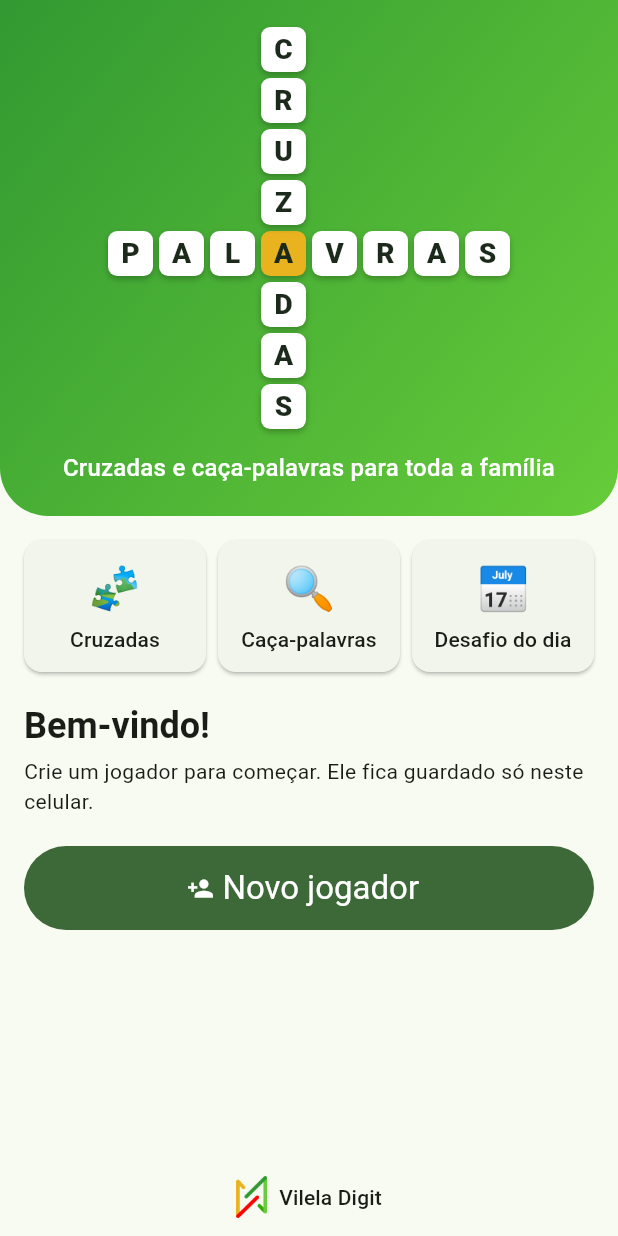
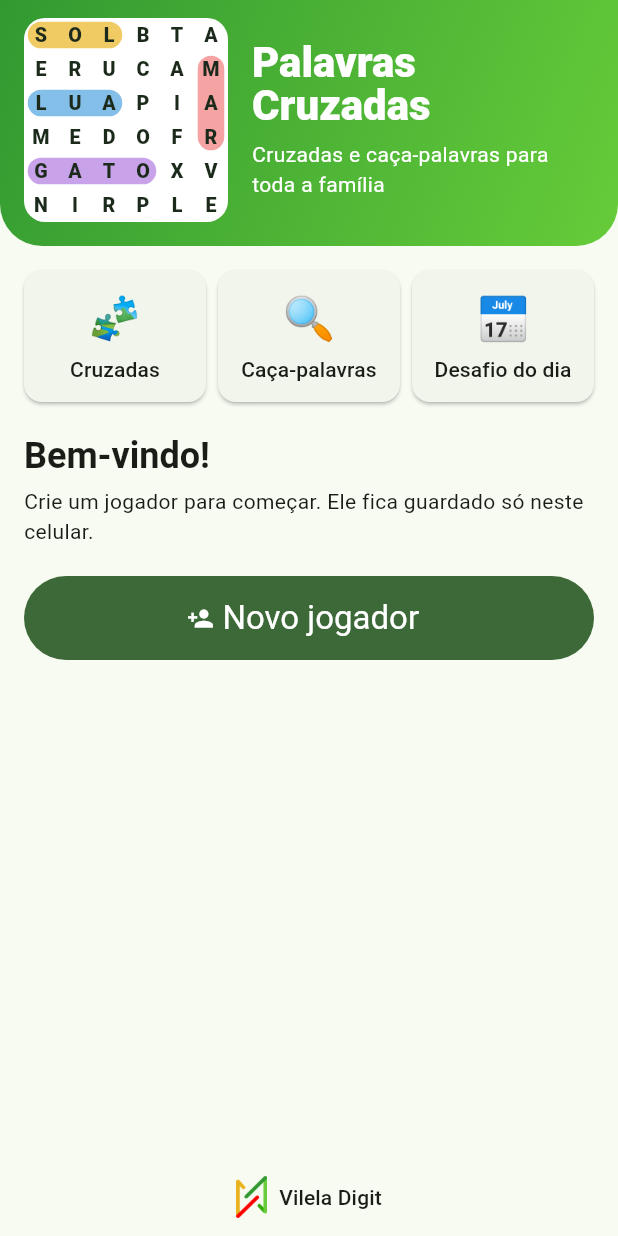
Before and after one commit to fjackvil/app_palavras_cruzadas, a Flutter app: the screen it shows after launch, on a phone screen of 412 x 824 dp. Run offline on Flutter 3.47's test engine with Material 3 defaults, Android fonts, the phone set to English and light mode, and no system bars; our stand-ins replace drift, drift_flutter, image_picker, material_ui; accounts and stored records are empty; generated files the repository leaves out were written again; project files that could hold a hidden picture were left out.

Commit message:
Abertura: cabeçalho compacto com um caça-palavras animado
Co-Authored-By: Claude Opus 5.5 <noreply@anthropic.com>

```diff
--- a/app/lib/widgets/cabecalho_cruzado.dart
+++ b/app/lib/widgets/cabecalho_cruzado.dart
@@ -1,11 +1,9 @@
-import 'dart:math';
-
 import 'package:material_ui/material_ui.dart';
 
 import '../app.dart';
 
-/// Cabeçalho da tela de abertura: PALAVRAS e CRUZADAS se cruzando, com as
-/// casas caindo uma a uma ao abrir o app.
+/// Cabeçalho da tela de abertura: o nome do app ao lado de um pequeno
+/// caça-palavras, com as palavras achadas sendo marcadas ao abrir.
 class CabecalhoCruzado extends StatefulWidget {
   const CabecalhoCruzado({super.key, this.subtitulo});
 
@@ -15,48 +13,12 @@ class CabecalhoCruzado extends StatefulWidget {
   State<CabecalhoCruzado> createState() => _CabecalhoCruzadoState();
 }
 
-/// Uma casa do desenho: linha, coluna, letra e ordem em que aparece.
-typedef _Casa = ({int linha, int coluna, String letra, int ordem});
-
 class _CabecalhoCruzadoState extends State<CabecalhoCruzado>
     with SingleTickerProviderStateMixin {
-  static const _horizontal = 'PALAVRAS';
-  static const _vertical = 'CRUZADAS';
-
-  /// PALAVRAS na linha 4; CRUZADAS na coluna 3. Elas se cruzam no A
-  /// (4ª letra de PALAVRAS e 5ª de CRUZADAS).
-  static const _linhaH = 4;
-  static const _colunaV = 3;
-  static const _lado = 8;
-
-  late final List<_Casa> _casas = _montar();
   late final AnimationController _anim = AnimationController(
     vsync: this,
-    duration: const Duration(milliseconds: 1600),
+    duration: const Duration(milliseconds: 1800),
   )..forward();
-
-  static List<_Casa> _montar() {
-    final casas = <_Casa>[];
-    var ordem = 0;
-    for (var c = 0; c < _horizontal.length; c++) {
-      casas.add((
-        linha: _linhaH,
-        coluna: c,
-        letra: _horizontal[c],
-        ordem: ordem++,
-      ));
-    }
-    for (var l = 0; l < _vertical.length; l++) {
-      if (l == _linhaH) continue; // o A do cruzamento já entrou
-      casas.add((
-        linha: l,
-        coluna: _colunaV,
-        letra: _vertical[l],
-        ordem: ordem++,
-      ));
-    }
-    return casas;
-  }
 
   @override
   void dispose() {
@@ -74,90 +36,123 @@ class _CabecalhoCruzadoState extends State<CabecalhoCruzado>
           end: Alignment.bottomRight,
           colors: [CoresMarca.verde, CoresMarca.verdeClaro],
         ),
-        borderRadius: BorderRadius.vertical(bottom: Radius.circular(32)),
+        borderRadius: BorderRadius.vertical(bottom: Radius.circular(28)),
       ),
       child: SafeArea(
         bottom: false,
         child: Padding(
-          padding: const EdgeInsets.fromLTRB(16, 16, 16, 20),
-          child: Column(
+          padding: const EdgeInsets.fromLTRB(16, 12, 16, 16),
+          child: Row(
             children: [
-              LayoutBuilder(
-                builder: (context, box) {
-                  final casa = min(box.maxWidth / (_lado + 0.5), 34.0);
-                  return SizedBox(
-                    width: casa * _lado,
-                    height: casa * _lado,
+              SizedBox(
+                width: 136,
+                height: 136,
                 child: AnimatedBuilder(
                   animation: _anim,
-                      builder: (context, _) => Stack(
-                        children: [for (final c in _casas) _casa(c, casa)],
+                  builder: (context, _) =>
+                      CustomPaint(painter: _MiniCaca(progresso: _anim.value)),
                 ),
               ),
-                  );
-                },
+              const SizedBox(width: 16),
+              Expanded(
+                child: Column(
+                  crossAxisAlignment: CrossAxisAlignment.start,
+                  children: [
+                    Text(
+                      'Palavras\nCruzadas',
+                      style: texto.headlineMedium?.copyWith(
+                        color: Colors.white,
+                        fontWeight: FontWeight.w800,
+                        height: 1.05,
+                      ),
                     ),
                     if (widget.subtitulo != null) ...[
-                const SizedBox(height: 12),
+                      const SizedBox(height: 8),
                       Text(
                         widget.subtitulo!,
-                  textAlign: TextAlign.center,
-                  style: texto.titleMedium?.copyWith(color: Colors.white),
+                        style: texto.bodyMedium?.copyWith(color: Colors.white),
                       ),
                     ],
+                  ],
+                ),
+              ),
             ],
           ),
         ),
       ),
     );
   }
+}
 
-  Widget _casa(_Casa c, double lado) {
-    final total = _casas.length;
-    // Cada casa cai num pedaço do tempo, uma depois da outra.
-    final inicio = c.ordem / (total + 4);
-    final fim = (c.ordem + 5) / (total + 4);
-    final t = Curves.easeOutBack.transform(
-      ((_anim.value - inicio) / (fim - inicio)).clamp(0.0, 1.0),
+/// Um caça-palavras 6×6 de enfeite, com SOL, LUA e MAR escondidas. As
+/// marcações aparecem uma depois da outra conforme [progresso] vai de 0 a 1.
+class _MiniCaca extends CustomPainter {
+  _MiniCaca({required this.progresso});
+
+  final double progresso;
+
+  static const _letras = [
+    'SOLBTA',
+    'ERUCAM',
+    'LUAPIA',
+    'MEDOFR',
+    'GATOXV',
+    'NIRPLE',
+  ];
+
+  /// (linha, coluna) do início e do fim de cada palavra, e a cor.
+  static const _palavras = [
+    ((0, 0), (0, 2), CoresMarca.amarelo), // SOL →
+    ((2, 0), (2, 2), Color(0xFF4FA3E0)), // LUA →
+    ((1, 5), (3, 5), Color(0xFFF07C7C)), // MAR ↓
+    ((4, 0), (4, 3), Color(0xFFB07CE0)), // GATO →
+  ];
+
+  @override
+  void paint(Canvas canvas, Size size) {
+    final n = _letras.length;
+    final lado = size.width / n;
+    Offset centro((int, int) c) =>
+        Offset((c.$2 + 0.5) * lado, (c.$1 + 0.5) * lado);
+
+    canvas.drawRRect(
+      RRect.fromRectAndRadius(Offset.zero & size, const Radius.circular(14)),
+      Paint()..color = Colors.white,
     );
-    final cruzamento = c.linha == _linhaH && c.coluna == _colunaV;
-    return Positioned(
-      left: c.coluna * lado,
-      top: c.linha * lado,
-      width: lado,
-      height: lado,
-      child: Opacity(
-        opacity: t.clamp(0.0, 1.0),
-        child: Transform.translate(
-          offset: Offset(0, (1 - t) * -lado),
-          child: Transform.scale(
-            scale: 0.6 + 0.4 * t,
-            child: Container(
-              margin: const EdgeInsets.all(2),
-              decoration: BoxDecoration(
-                color: cruzamento ? CoresMarca.amarelo : Colors.white,
-                borderRadius: BorderRadius.circular(lado * 0.18),
-                boxShadow: const [
-                  BoxShadow(
-                    color: Colors.black26,
-                    blurRadius: 3,
-                    offset: Offset(0, 2),
-                  ),
-                ],
-              ),
-              alignment: Alignment.center,
-              child: Text(
-                c.letra,
-                style: TextStyle(
-                  fontSize: lado * 0.55,
+
+    for (var i = 0; i < _palavras.length; i++) {
+      final (a, b, cor) = _palavras[i];
+      // Cada palavra é "riscada" num trecho da animação.
+      final t = ((progresso - 0.15 - i * 0.18) / 0.25).clamp(0.0, 1.0);
+      if (t == 0) continue;
+      final inicio = centro(a);
+      final fim = Offset.lerp(inicio, centro(b), Curves.easeOut.transform(t))!;
+      canvas.drawLine(
+        inicio,
+        fim,
+        Paint()
+          ..color = cor.withValues(alpha: 0.7)
+          ..strokeWidth = lado * 0.78
+          ..strokeCap = StrokeCap.round,
+      );
+    }
+
+    final estilo = TextStyle(
+      fontSize: lado * 0.58,
       fontWeight: FontWeight.w800,
       color: const Color(0xFF1B2A1B),
-                ),
-              ),
-            ),
-          ),
-        ),
-      ),
     );
+    for (var l = 0; l < n; l++) {
+      for (var c = 0; c < n; c++) {
+        final tp = TextPainter(
+          text: TextSpan(text: _letras[l][c], style: estilo),
+          textDirection: TextDirection.ltr,
+        )..layout();
+        tp.paint(canvas, centro((l, c)) - Offset(tp.width / 2, tp.height / 2));
       }
     }
+  }
+
+  @override
+  bool shouldRepaint(_MiniCaca old) => old.progresso != progresso;
+}
```
Lines whose indentation alone changed are shown as unchanged.
